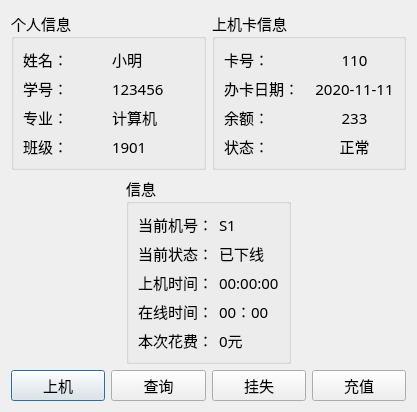
Above: studentdialog.ui from luoboQAQ/ChargeManager before the change. Below: the same form after it.
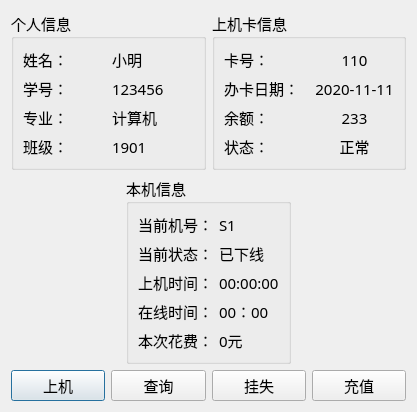
That is the form after the change.

Commit message: 完成上机操作，美化界面

The edit to the form file:
```diff
--- a/studentdialog.ui
+++ b/studentdialog.ui
@@ -190,7 +190,7 @@
      <item>
       <widget class="QGroupBox" name="groupBox_3">
        <property name="title">
-        <string>信息</string>
+        <string>本机信息</string>
        </property>
        <layout class="QGridLayout" name="gridLayout_3">
         <item row="0" column="0">
```
The commit also changes 2 other files.
